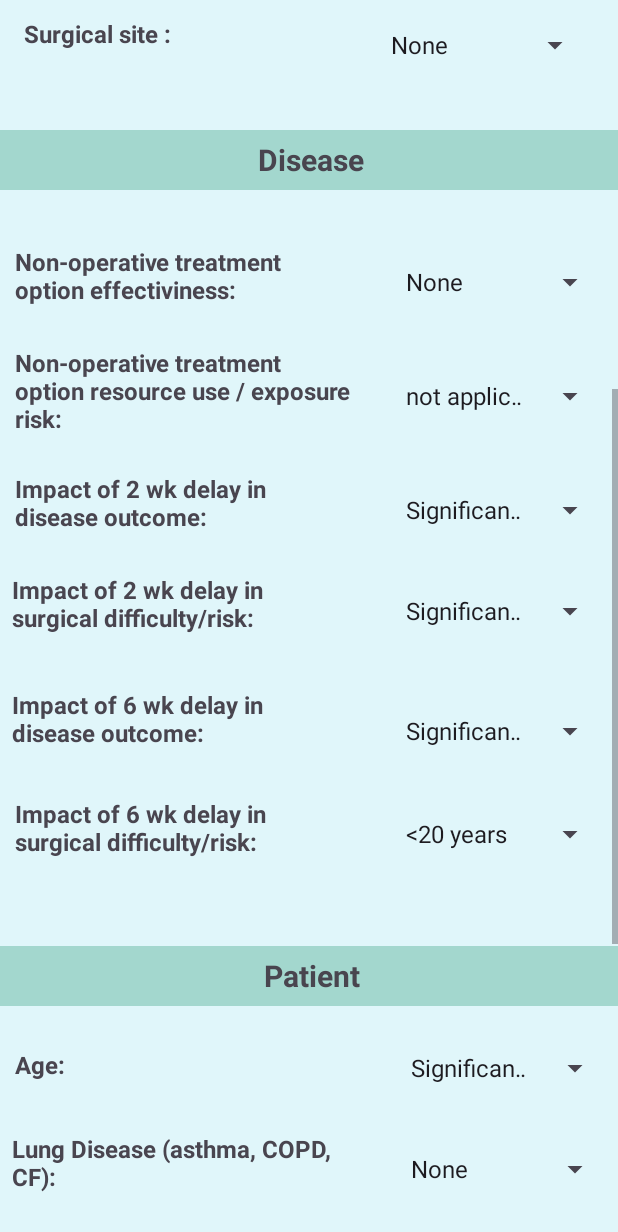
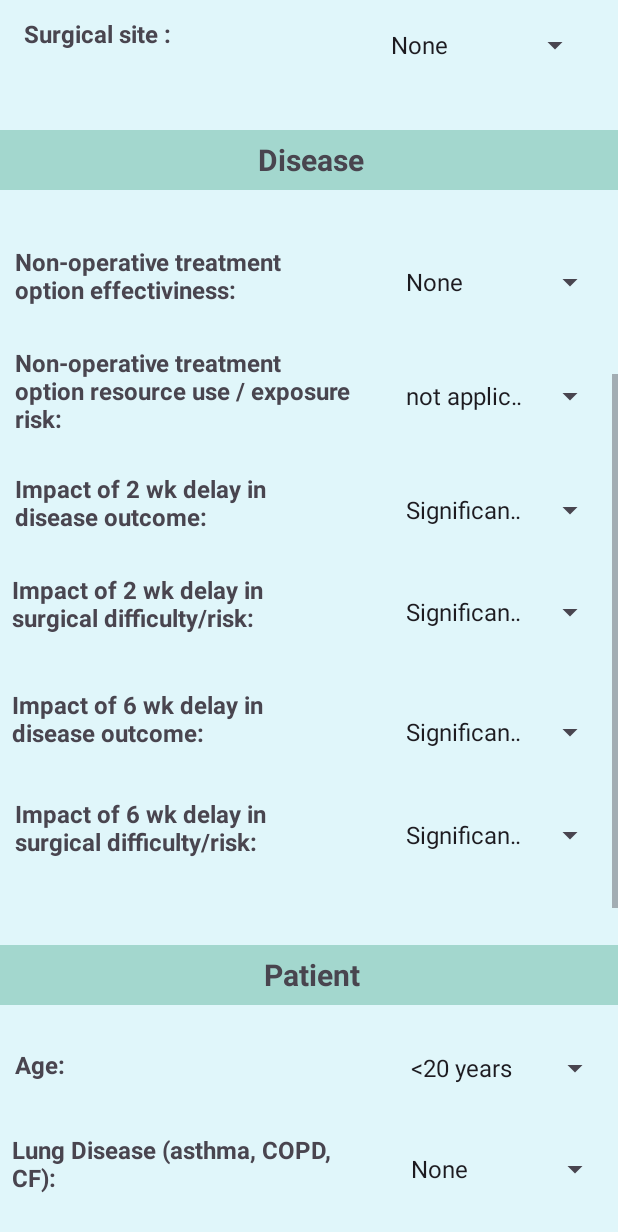
Before and after one commit to SofiaGoyesP/Proyecto-Mhealth, an Android app: the screen it shows after launch (MainActivity), scrolled down 576 dp, on a phone screen of 412 x 824 dp. Shown: the top 1232 px of the screen. Run offline under Robolectric (Android 15) with nearby library versions, the phone set to English and light mode, and no system bars.

```diff
--- a/app/src/main/res/layout/activity_main.xml
+++ b/app/src/main/res/layout/activity_main.xml
@@ -307,7 +307,7 @@
 
             android:textSize="20sp"
             android:textStyle="bold"
-            app:layout_constraintBottom_toTopOf="@+id/spinner_d6"
+            app:layout_constraintBottom_toTopOf="@+id/spinner_p1"
             app:layout_constraintEnd_toEndOf="parent"
             app:layout_constraintHorizontal_bias="1.0"
             app:layout_constraintStart_toStartOf="parent"
@@ -502,14 +502,14 @@
 
             android:layout_marginEnd="4dp"
             android:layout_marginBottom="43dp"
-            app:layout_constraintBottom_toTopOf="@+id/spinner_p1"
+            app:layout_constraintBottom_toTopOf="@+id/spinner_d6"
             app:layout_constraintEnd_toEndOf="parent"
             app:layout_constraintHorizontal_bias="0.974"
             app:layout_constraintStart_toStartOf="parent"
             app:layout_constraintTop_toTopOf="parent" />
 
         <Spinner
-            android:id="@+id/spinner_d6"
+            android:id="@+id/spinner_p1"
             android:layout_width="141dp"
             android:layout_height="25dp"
             android:layout_marginTop="1276dp"
@@ -622,7 +622,7 @@
             app:layout_constraintVertical_bias="0.0" />
 
         <Spinner
-            android:id="@+id/spinner_p1"
+            android:id="@+id/spinner_d6"
             android:layout_width="141dp"
             android:layout_height="25dp"
             android:layout_marginTop="1120dp"
@@ -633,7 +633,8 @@
             app:layout_constraintEnd_toEndOf="parent"
             app:layout_constraintHorizontal_bias="0.974"
             app:layout_constraintStart_toStartOf="parent"
-            app:layout_constraintTop_toTopOf="parent" />
+            app:layout_constraintTop_toTopOf="parent"
+            app:layout_constraintVertical_bias="1.0" />
 
         <TextView
             android:id="@+id/d2"
@@ -736,8 +737,10 @@
             android:text="Resultado"
             app:layout_constraintBottom_toBottomOf="parent"
             app:layout_constraintEnd_toEndOf="parent"
+            app:layout_constraintHorizontal_bias="0.425"
             app:layout_constraintStart_toEndOf="@+id/buttonMain"
-            app:layout_constraintTop_toBottomOf="@+id/spinner_p8" />
+            app:layout_constraintTop_toBottomOf="@+id/spinner_p8"
+            app:layout_constraintVertical_bias="0.51" />
 
     </androidx.constraintlayout.widget.ConstraintLayout>
 </ScrollView>
```
Also changed, not shown: app/src/main/java/com/example/proyectomhealth/MainActivity.java (+6 -8 lines), 1 other file.
